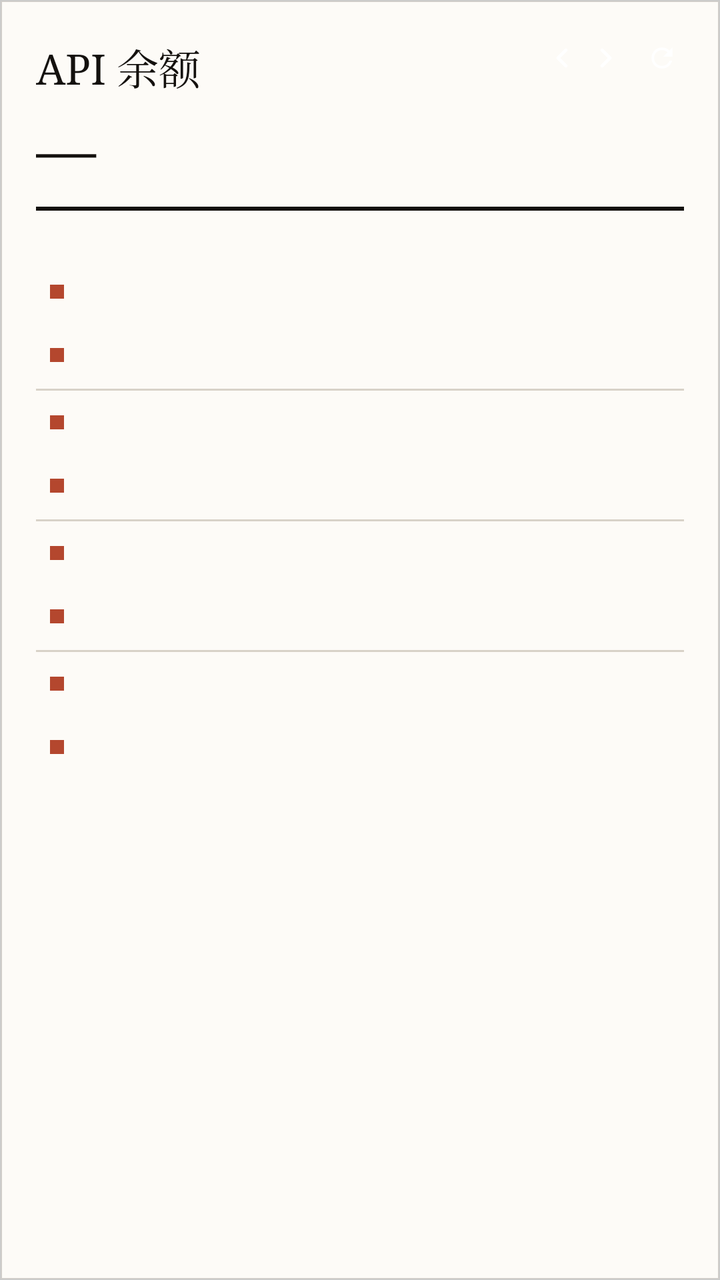
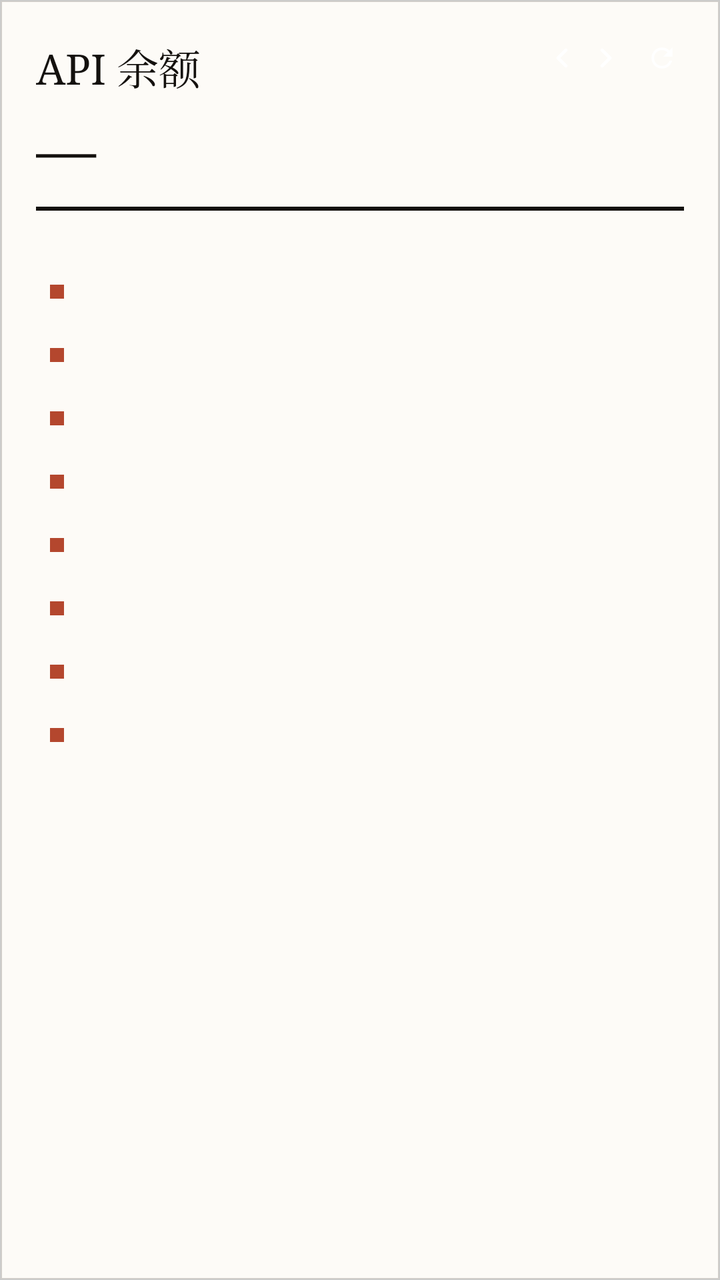

Two renders of the same Android screen: before a commit and after it. Below are the layout's source before the change and the commit's diff.
<!-- AndroidManifest.xml: application theme AppTheme -->
<!-- res/layout/widget_style2.xml -->
<?xml version="1.0" encoding="utf-8"?>
<FrameLayout xmlns:android="http://schemas.android.com/apk/res/android"
    android:id="@+id/w2_root"
    android:layout_width="match_parent"
    android:layout_height="match_parent"
    android:background="@drawable/wg_t2"
    android:padding="18dp">

    <LinearLayout
        android:layout_width="match_parent"
        android:layout_height="match_parent"
        android:orientation="vertical">

        <LinearLayout
            android:layout_width="match_parent"
            android:layout_height="wrap_content"
            android:orientation="horizontal"
            android:gravity="start">

            <TextView
                android:id="@+id/w2_title"
                android:layout_width="0dp"
                android:layout_height="wrap_content"
                android:layout_weight="1"
                android:minWidth="0dp"
                android:singleLine="true"
                android:ellipsize="end"
                android:includeFontPadding="false"
            android:fontFamily="serif"
                android:textColor="#FF14110E"
                android:textSize="21sp"
                android:text="API 余额" />

            <TextView
                android:id="@+id/w2_page"
                android:layout_width="wrap_content"
                android:layout_height="wrap_content"
                android:layout_marginStart="4dp"
                android:minWidth="0dp"
                android:includeFontPadding="false"
                android:textColor="#FF14110E"
                android:textSize="10.5sp" />

            <ImageView
                android:id="@+id/w2_prev"
                android:clickable="true"
                android:focusable="true"
                android:layout_width="22dp"
                android:layout_height="22dp"
                android:layout_marginStart="2dp"
                android:scaleType="fitCenter"
                android:src="@drawable/ic_chevron_left"
                android:contentDescription="上一页" />

            <ImageView
                android:id="@+id/w2_next"
                android:clickable="true"
                android:focusable="true"
                android:layout_width="22dp"
                android:layout_height="22dp"
                android:scaleType="fitCenter"
                android:src="@drawable/ic_chevron_right"
                android:contentDescription="下一页" />

            <ImageView
                android:id="@+id/w2_refresh"
                android:clickable="true"
                android:focusable="true"
                android:layout_width="22dp"
                android:layout_height="22dp"
                android:layout_marginStart="6dp"
                android:scaleType="fitCenter"
                android:src="@drawable/ic_refresh"
                android:contentDescription="刷新" />
        </LinearLayout>

        <TextView
            android:id="@+id/w2_total"
            android:layout_width="match_parent"
            android:layout_height="wrap_content"
            android:layout_marginTop="10dp"
            android:includeFontPadding="false"
            android:gravity="start"
        android:fontFamily="serif"
            android:textColor="@color/ws2_tx"
            android:textSize="30sp"
            android:text="—" />

        <View
            android:layout_width="match_parent"
            android:layout_height="2dp"
            android:layout_marginTop="10dp"
            android:background="#FF14110E" />

        <TextView
            android:id="@+id/w2_sub"
            android:layout_width="match_parent"
            android:layout_height="wrap_content"
            android:layout_marginTop="4dp"
            android:includeFontPadding="false"
            android:singleLine="true"
            android:ellipsize="end"
            android:gravity="start"
            android:textColor="@color/ws2_tx3"
            android:textSize="10.5sp" />

        <LinearLayout
            android:layout_width="match_parent"
            android:layout_height="0dp"
            android:layout_weight="1"
            android:layout_marginTop="8dp"
            android:orientation="vertical">

            <LinearLayout
                android:id="@+id/w2_row1"
                android:layout_width="match_parent"
                android:layout_height="wrap_content"
                android:orientation="vertical"
                android:gravity="center_vertical">


                <LinearLayout
                    android:id="@+id/w2_slot1"
                    android:layout_width="match_parent"
                    android:layout_height="wrap_content"
                    android:orientation="horizontal"
                    android:gravity="center_vertical"
                    android:padding="7dp">

                    <TextView
                        android:id="@+id/w2_dot1"
                        android:layout_width="7dp"
                        android:layout_height="7dp"
                        android:layout_marginEnd="7dp"
                        android:background="@color/ws2_accent" />

                    <TextView
                        android:id="@+id/w2_name1"
                        android:layout_width="0dp"
                        android:layout_height="wrap_content"
                        android:layout_weight="1"
                        android:minWidth="0dp"
                        android:singleLine="true"
                        android:ellipsize="end"
                        android:includeFontPadding="false"
                    android:fontFamily="serif"
                        android:textColor="@color/ws2_tx2"
                        android:textSize="13sp" />

                    <TextView
                        android:id="@+id/w2_val1"
                        android:layout_width="wrap_content"
                        android:layout_height="wrap_content"
                        android:includeFontPadding="false"
                    android:fontFamily="serif"
                        android:textColor="@color/ws2_tx"
                        android:textSize="15sp" />
                </LinearLayout>

                <LinearLayout
                    android:id="@+id/w2_slot2"
                    android:layout_width="match_parent"
                    android:layout_height="wrap_content"
                    android:orientation="horizontal"
                    android:gravity="center_vertical"
                    android:padding="7dp">

                    <TextView
                        android:id="@+id/w2_dot2"
                        android:layout_width="7dp"
                        android:layout_height="7dp"
                        android:layout_marginEnd="7dp"
                        android:background="@color/ws2_accent" />

                    <TextView
                        android:id="@+id/w2_name2"
                        android:layout_width="0dp"
                        android:layout_height="wrap_content"
                        android:layout_weight="1"
                        android:minWidth="0dp"
                        android:singleLine="true"
                        android:ellipsize="end"
                        android:includeFontPadding="false"
                    android:fontFamily="serif"
                        android:textColor="@color/ws2_tx2"
                        android:textSize="13sp" />

                    <TextView
                        android:id="@+id/w2_val2"
                        android:layout_width="wrap_content"
                        android:layout_height="wrap_content"
                        android:includeFontPadding="false"
                    android:fontFamily="serif"
                        android:textColor="@color/ws2_tx"
                        android:textSize="15sp" />
                </LinearLayout>
            </LinearLayout>

            <View
                android:id="@+id/w2_div1"
                android:layout_width="match_parent"
                android:layout_height="1dp"
                android:layout_marginTop="1dp"
                android:background="#FFD8D2C8" />

            <LinearLayout
                android:id="@+id/w2_row2"
                android:layout_width="match_parent"
                android:layout_height="wrap_content"
                android:orientation="vertical"
                android:gravity="center_vertical">


                <LinearLayout
                    android:id="@+id/w2_slot3"
                    android:layout_width="match_parent"
                    android:layout_height="wrap_content"
                    android:orientation="horizontal"
                    android:gravity="center_vertical"
                    android:padding="7dp">

                    <TextView
                        android:id="@+id/w2_dot3"
                        android:layout_width="7dp"
                        android:layout_height="7dp"
                        android:layout_marginEnd="7dp"
                        android:background="@color/ws2_accent" />

                    <TextView
                        android:id="@+id/w2_name3"
                        android:layout_width="0dp"
                        android:layout_height="wrap_content"
                        android:layout_weight="1"
                        android:minWidth="0dp"
                        android:singleLine="true"
                        android:ellipsize="end"
                        android:includeFontPadding="false"
                    android:fontFamily="serif"
                        android:textColor="@color/ws2_tx2"
                        android:textSize="13sp" />

                    <TextView
                        android:id="@+id/w2_val3"
                        android:layout_width="wrap_content"
                        android:layout_height="wrap_content"
                        android:includeFontPadding="false"
                    android:fontFamily="serif"
                        android:textColor="@color/ws2_tx"
                        android:textSize="15sp" />
                </LinearLayout>

                <LinearLayout
                    android:id="@+id/w2_slot4"
                    android:layout_width="match_parent"
                    android:layout_height="wrap_content"
                    android:orientation="horizontal"
                    android:gravity="center_vertical"
                    android:padding="7dp">

                    <TextView
                        android:id="@+id/w2_dot4"
                        android:layout_width="7dp"
                        android:layout_height="7dp"
                        android:layout_marginEnd="7dp"
                        android:background="@color/ws2_accent" />

                    <TextView
                        android:id="@+id/w2_name4"
                        android:layout_width="0dp"
                        android:layout_height="wrap_content"
                        android:layout_weight="1"
                        android:minWidth="0dp"
                        android:singleLine="true"
                        android:ellipsize="end"
                        android:includeFontPadding="false"
                    android:fontFamily="serif"
                        android:textColor="@color/ws2_tx2"
                        android:textSize="13sp" />

                    <TextView
                        android:id="@+id/w2_val4"
                        android:layout_width="wrap_content"
                        android:layout_height="wrap_content"
                        android:includeFontPadding="false"
                    android:fontFamily="serif"
                        android:textColor="@color/ws2_tx"
                        android:textSize="15sp" />
                </LinearLayout>
            </LinearLayout>

            <View
                android:id="@+id/w2_div2"
                android:layout_width="match_parent"
                android:layout_height="1dp"
                android:layout_marginTop="1dp"
                android:background="#FFD8D2C8" />

            <LinearLayout
                android:id="@+id/w2_row3"
                android:layout_width="match_parent"
                android:layout_height="wrap_content"
                android:orientation="vertical"
                android:gravity="center_vertical">


                <LinearLayout
                    android:id="@+id/w2_slot5"
                    android:layout_width="match_parent"
                    android:layout_height="wrap_content"
                    android:orientation="horizontal"
                    android:gravity="center_vertical"
                    android:padding="7dp">

                    <TextView
                        android:id="@+id/w2_dot5"
                        android:layout_width="7dp"
                        android:layout_height="7dp"
                        android:layout_marginEnd="7dp"
                        android:background="@color/ws2_accent" />

                    <TextView
                        android:id="@+id/w2_name5"
                        android:layout_width="0dp"
                        android:layout_height="wrap_content"
                        android:layout_weight="1"
                        android:minWidth="0dp"
                        android:singleLine="true"
                        android:ellipsize="end"
                        android:includeFontPadding="false"
                    android:fontFamily="serif"
                        android:textColor="@color/ws2_tx2"
                        android:textSize="13sp" />

                    <TextView
                        android:id="@+id/w2_val5"
                        android:layout_width="wrap_content"
                        android:layout_height="wrap_content"
                        android:includeFontPadding="false"
                    android:fontFamily="serif"
                        android:textColor="@color/ws2_tx"
                        android:textSize="15sp" />
                </LinearLayout>

                <LinearLayout
                    android:id="@+id/w2_slot6"
                    android:layout_width="match_parent"
                    android:layout_height="wrap_content"
                    android:orientation="horizontal"
                    android:gravity="center_vertical"
                    android:padding="7dp">

                    <TextView
                        android:id="@+id/w2_dot6"
                        android:layout_width="7dp"
                        android:layout_height="7dp"
                        android:layout_marginEnd="7dp"
                        android:background="@color/ws2_accent" />

                    <TextView
                        android:id="@+id/w2_name6"
                        android:layout_width="0dp"
                        android:layout_height="wrap_content"
                        android:layout_weight="1"
                        android:minWidth="0dp"
                        android:singleLine="true"
                        android:ellipsize="end"
                        android:includeFontPadding="false"
                    android:fontFamily="serif"
                        android:textColor="@color/ws2_tx2"
                        android:textSize="13sp" />

                    <TextView
                        android:id="@+id/w2_val6"
                        android:layout_width="wrap_content"
                        android:layout_height="wrap_content"
                        android:includeFontPadding="false"
                    android:fontFamily="serif"
                        android:textColor="@color/ws2_tx"
                        android:textSize="15sp" />
                </LinearLayout>
            </LinearLayout>

            <View
                android:id="@+id/w2_div3"
                android:layout_width="match_parent"
                android:layout_height="1dp"
                android:layout_marginTop="1dp"
                android:background="#FFD8D2C8" />

            <LinearLayout
                android:id="@+id/w2_row4"
                android:layout_width="match_parent"
                android:layout_height="wrap_content"
                android:orientation="vertical"
                android:gravity="center_vertical">


                <LinearLayout
                    android:id="@+id/w2_slot7"
                    android:layout_width="match_parent"
                    android:layout_height="wrap_content"
                    android:orientation="horizontal"
                    android:gravity="center_vertical"
                    android:padding="7dp">

                    <TextView
                        android:id="@+id/w2_dot7"
                        android:layout_width="7dp"
                        android:layout_height="7dp"
                        android:layout_marginEnd="7dp"
                        android:background="@color/ws2_accent" />

                    <TextView
                        android:id="@+id/w2_name7"
                        android:layout_width="0dp"
                        android:layout_height="wrap_content"
                        android:layout_weight="1"
                        android:minWidth="0dp"
                        android:singleLine="true"
                        android:ellipsize="end"
                        android:includeFontPadding="false"
                    android:fontFamily="serif"
                        android:textColor="@color/ws2_tx2"
                        android:textSize="13sp" />

                    <TextView
                        android:id="@+id/w2_val7"
                        android:layout_width="wrap_content"
                        android:layout_height="wrap_content"
                        android:includeFontPadding="false"
                    android:fontFamily="serif"
                        android:textColor="@color/ws2_tx"
                        android:textSize="15sp" />
                </LinearLayout>

                <LinearLayout
                    android:id="@+id/w2_slot8"
                    android:layout_width="match_parent"
                    android:layout_height="wrap_content"
                    android:orientation="horizontal"
                    android:gravity="center_vertical"
                    android:padding="7dp">

                    <TextView
                        android:id="@+id/w2_dot8"
                        android:layout_width="7dp"
                        android:layout_height="7dp"
                        android:layout_marginEnd="7dp"
                        android:background="@color/ws2_accent" />

                    <TextView
                        android:id="@+id/w2_name8"
                        android:layout_width="0dp"
                        android:layout_height="wrap_content"
                        android:layout_weight="1"
                        android:minWidth="0dp"
                        android:singleLine="true"
                        android:ellipsize="end"
                        android:includeFontPadding="false"
                    android:fontFamily="serif"
                        android:textColor="@color/ws2_tx2"
                        android:textSize="13sp" />

                    <TextView
                        android:id="@+id/w2_val8"
                        android:layout_width="wrap_content"
                        android:layout_height="wrap_content"
                        android:includeFontPadding="false"
                    android:fontFamily="serif"
                        android:textColor="@color/ws2_tx"
                        android:textSize="15sp" />
                </LinearLayout>
            </LinearLayout>
        </LinearLayout>

    </LinearLayout>
</FrameLayout>
<!-- resources referenced by this layout -->
<resources>
  <color name="ws2_accent">#FFB4472E</color>
  <color name="ws2_tx">#FF14110E</color>
  <color name="ws2_tx2">#FF6B6359</color>
  <color name="ws2_tx3">#FF9A9186</color>
  <!-- drawable ic_chevron_right (drawable) -->
  <?xml version="1.0" encoding="utf-8"?>
  <vector xmlns:android="http://schemas.android.com/apk/res/android"
      android:width="24dp"
      android:height="24dp"
      android:viewportWidth="24"
      android:viewportHeight="24">
  
      <group
          android:pivotX="12"
          android:pivotY="12"
          android:scaleX="0.72"
          android:scaleY="0.72">
  
          <path
              android:pathData="M9,6 L15,12 L9,18"
              android:strokeColor="#FFFFFF"
              android:strokeWidth="2.4"
              android:strokeLineCap="round"
              android:strokeLineJoin="round"
              android:fillColor="#00000000" />
      </group>
  </vector>
  <!-- drawable wg_t2 (drawable) -->
  <?xml version="1.0" encoding="utf-8"?>
  <shape xmlns:android="http://schemas.android.com/apk/res/android" android:shape="rectangle">
      <solid android:color="#FFFDFBF7" />
      <corners android:radius="0dp" />
      <stroke android:width="1dp" android:color="#33201A12" />
  </shape>
  <style name="AppDialog_AuroraLight" parent="@android:style/Theme.DeviceDefault.Light.Dialog.Alert">
          <item name="android:windowAnimationStyle">@style/DialogAnim</item>
          <item name="android:colorAccent">#4166F5</item>
          <item name="android:fontFamily">sans-serif</item>
          <item name="android:colorBackground">#FFFFFF</item>
          <item name="android:textColorPrimary">#0B0E14</item>
          <item name="android:textColorSecondary">#414A5C</item>
      </style>
  <!-- drawable mini_btn_border (drawable) -->
  <?xml version="1.0" encoding="utf-8"?>
  <shape xmlns:android="http://schemas.android.com/apk/res/android"
      android:shape="rectangle">
      <corners android:radius="999dp" />
      <solid android:color="?attr/c_btn" />
      <stroke android:width="1.2dp" android:color="?attr/c_btn_border" />
  </shape>
  <!-- drawable tag_bg (drawable) -->
  <?xml version="1.0" encoding="utf-8"?>
  <inset xmlns:android="http://schemas.android.com/apk/res/android"
      android:insetLeft="1dp" android:insetTop="1dp"
      android:insetRight="1dp" android:insetBottom="1dp">
      <shape android:shape="rectangle">
          <solid android:color="?attr/c_input" />
          <corners android:radius="20dp" />
      </shape>
  </inset>
  <!-- drawable seg_bg (drawable) -->
  <?xml version="1.0" encoding="utf-8"?>
  <shape xmlns:android="http://schemas.android.com/apk/res/android"
      android:shape="rectangle">
      <corners android:radius="14dp" />
      <solid android:color="?attr/c_neu_surface" />
      <stroke android:width="1dp" android:color="?attr/c_neu_dark" />
  </shape>
  <!-- drawable input_aurora (drawable) -->
  <?xml version="1.0" encoding="utf-8"?>
  <shape xmlns:android="http://schemas.android.com/apk/res/android"
      android:shape="rectangle">
      <corners android:radius="12dp" />
      <solid android:color="?attr/c_input" />
      <stroke android:width="1dp" android:color="?attr/c_line" />
  </shape>
  <!-- drawable seg_sel (drawable) -->
  <?xml version="1.0" encoding="utf-8"?>
  <shape xmlns:android="http://schemas.android.com/apk/res/android"
      android:shape="rectangle">
      <corners android:radius="10dp" />
      <solid android:color="?attr/c_accent_soft" />
  </shape>
  <!-- drawable pull_bg (drawable) -->
  <?xml version="1.0" encoding="utf-8"?>
  <shape xmlns:android="http://schemas.android.com/apk/res/android"
      android:shape="rectangle">
      <corners android:radius="18dp" />
      <solid android:color="?attr/c_neu_surface" />
      <stroke android:width="1dp" android:color="?attr/c_neu_dark" />
  </shape>
  <style name="DialogAnim">
          <item name="android:windowEnterAnimation">@anim/dialog_in</item>
          <item name="android:windowExitAnimation">@anim/dialog_out</item>
      </style>
  <!-- unchanged entries left out for length: 3 -->
</resources>

<!-- the commit's change to res/layout/widget_style2.xml (unified diff, before → after) -->
@@ -8,14 +8,14 @@
 
     <LinearLayout
         android:layout_width="match_parent"
-        android:layout_height="match_parent"
+        android:layout_height="wrap_content"
         android:orientation="vertical">
 
         <LinearLayout
             android:layout_width="match_parent"
             android:layout_height="wrap_content"
             android:orientation="horizontal"
-            android:gravity="start">
+            android:gravity="left">
 
             <TextView
                 android:id="@+id/w2_title"
@@ -80,13 +80,13 @@
             android:layout_height="wrap_content"
             android:layout_marginTop="10dp"
             android:includeFontPadding="false"
-            android:gravity="start"
+            android:gravity="left"
         android:fontFamily="serif"
             android:textColor="@color/ws2_tx"
             android:textSize="30sp"
             android:text="—" />
 
-        <View
+        <TextView
             android:layout_width="match_parent"
             android:layout_height="2dp"
             android:layout_marginTop="10dp"
@@ -100,7 +100,7 @@
             android:includeFontPadding="false"
             android:singleLine="true"
             android:ellipsize="end"
-            android:gravity="start"
+            android:gravity="left"
             android:textColor="@color/ws2_tx3"
             android:textSize="10.5sp" />
 
@@ -196,11 +196,12 @@
                 </LinearLayout>
             </LinearLayout>
 
-            <View
+            <TextView
                 android:id="@+id/w2_div1"
                 android:layout_width="match_parent"
                 android:layout_height="1dp"
                 android:layout_marginTop="1dp"
+                android:visibility="gone"
                 android:background="#FFD8D2C8" />
 
             <LinearLayout
@@ -288,11 +289,12 @@
                 </LinearLayout>
             </LinearLayout>
 
-            <View
+            <TextView
                 android:id="@+id/w2_div2"
                 android:layout_width="match_parent"
                 android:layout_height="1dp"
                 android:layout_marginTop="1dp"
+                android:visibility="gone"
                 android:background="#FFD8D2C8" />
 
             <LinearLayout
@@ -380,11 +382,12 @@
                 </LinearLayout>
             </LinearLayout>
 
-            <View
+            <TextView
                 android:id="@+id/w2_div3"
                 android:layout_width="match_parent"
                 android:layout_height="1dp"
                 android:layout_marginTop="1dp"
+                android:visibility="gone"
                 android:background="#FFD8D2C8" />
 
             <LinearLayout
